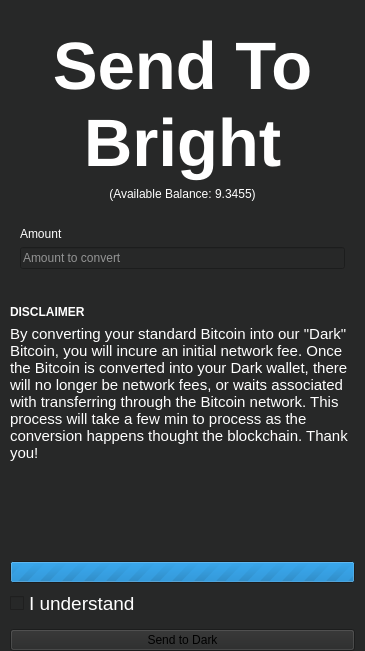
Above: ThresHoDLApp/sendtobrightview.ui from isaidnocookies/Threshodl-Wallet before the change. Below: the same form after it.
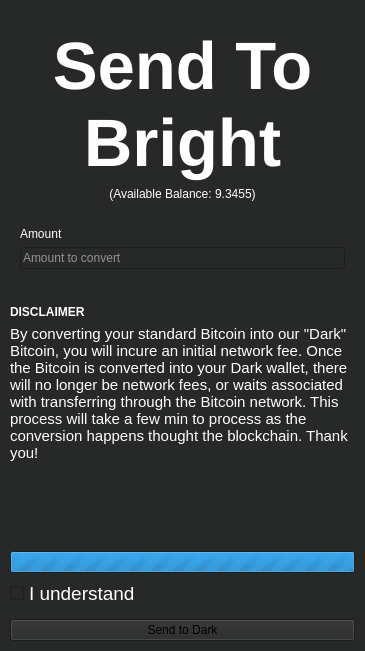
That is the form after the change. Icons and pictures are not drawn.

```diff
--- a/ThresHoDLApp/sendtobrightview.ui
+++ b/ThresHoDLApp/sendtobrightview.ui
@@ -356,6 +356,22 @@
        </property>
       </widget>
      </item>
+     <item>
+      <spacer name="verticalSpacer_5">
+       <property name="orientation">
+        <enum>Qt::Vertical</enum>
+       </property>
+       <property name="sizeType">
+        <enum>QSizePolicy::Fixed</enum>
+       </property>
+       <property name="sizeHint" stdset="0">
+        <size>
+         <width>20</width>
+         <height>10</height>
+        </size>
+       </property>
+      </spacer>
+     </item>
     </layout>
    </item>
   </layout>
```
